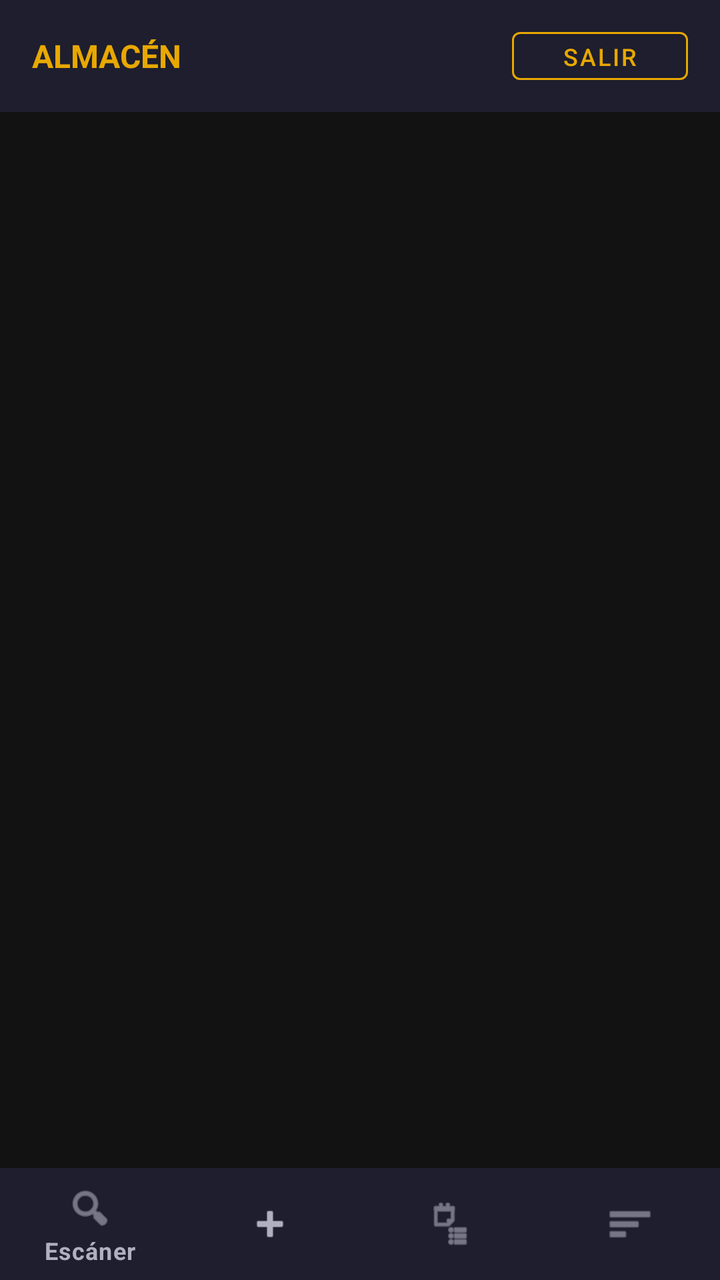
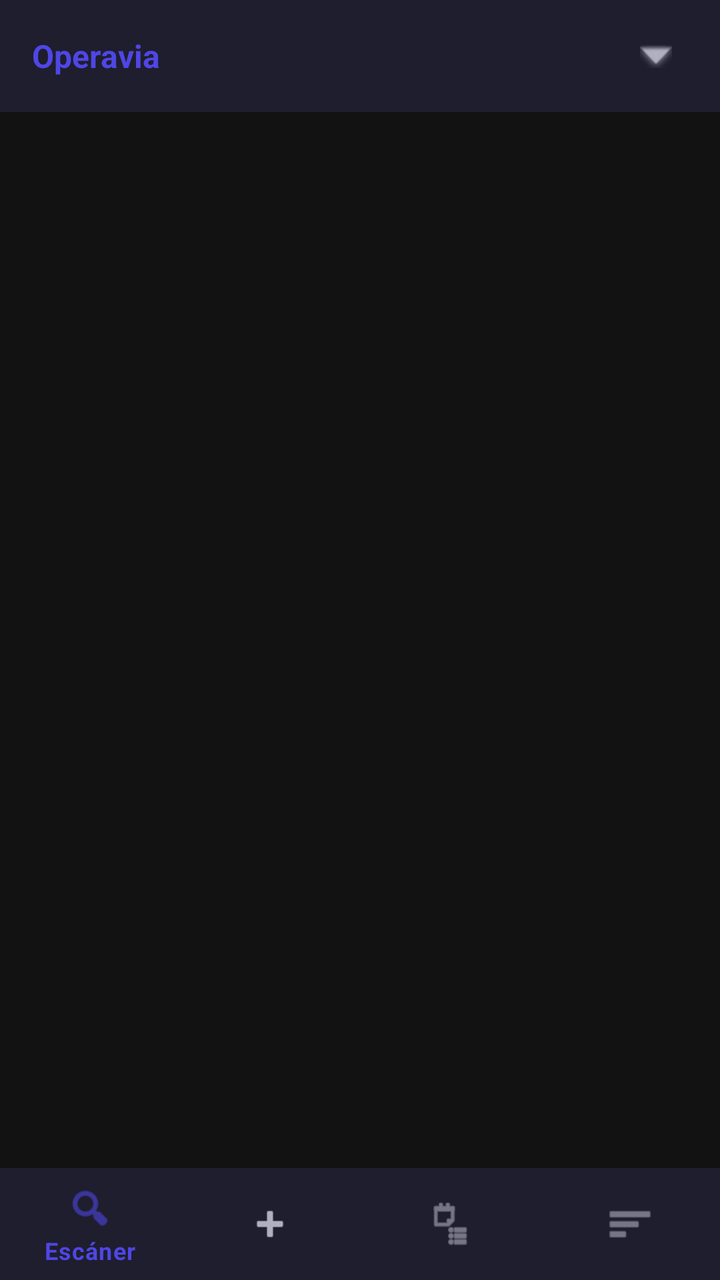

Screens rendered from an Android XML layout before and after an edit, with the pre-edit source and the edit as a unified diff.
<!-- AndroidManifest.xml: application theme Theme.AlmacenPDA -->
<!-- res/layout/activity_main.xml -->
<?xml version="1.0" encoding="utf-8"?>
<LinearLayout xmlns:android="http://schemas.android.com/apk/res/android"
    xmlns:app="http://schemas.android.com/apk/res-auto"
    android:layout_width="match_parent" android:layout_height="match_parent"
    android:background="@color/bg_dark" android:orientation="vertical">

    
    <LinearLayout android:layout_width="match_parent" android:layout_height="56dp"
        android:background="@color/bg_surface" android:gravity="center_vertical"
        android:paddingHorizontal="16dp" android:orientation="horizontal">
        <TextView android:layout_width="0dp" android:layout_height="wrap_content"
            android:layout_weight="1" android:text="ALMACÉN"
            android:textColor="@color/accent" android:textSize="16sp" android:textStyle="bold"/>
        <TextView android:id="@+id/tvUserName"
            android:layout_width="wrap_content" android:layout_height="wrap_content"
            android:textColor="@color/text_secondary" android:textSize="13sp"
            android:layout_marginEnd="12dp"/>
        <Button android:id="@+id/btnLogout"
            android:layout_width="wrap_content" android:layout_height="36dp"
            android:text="Salir" style="@style/BtnOutline" android:textSize="12sp"
            android:paddingHorizontal="12dp"/>
    </LinearLayout>

    
    <FrameLayout android:id="@+id/fragmentContainer"
        android:layout_width="match_parent" android:layout_height="0dp"
        android:layout_weight="1"/>

    
    <com.google.android.material.bottomnavigation.BottomNavigationView
        android:id="@+id/bottomNav"
        android:layout_width="match_parent" android:layout_height="wrap_content"
        android:background="@color/bg_surface"
        app:itemIconTint="@color/text_secondary"
        app:itemTextColor="@color/text_secondary"
        app:itemActiveIndicatorColor="@color/accent"
        app:menu="@menu/bottom_nav_menu"/>
</LinearLayout>
<!-- resources referenced by this layout -->
<resources>
  <color name="accent">#E8A800</color>
  <color name="bg_dark">#121212</color>
  <color name="bg_surface">#1E1E2E</color>
  <color name="text_secondary">#B0B0C0</color>
  <style name="BtnOutline" parent="Widget.MaterialComponents.Button.OutlinedButton">
          <item name="strokeColor">@color/accent</item>
          <item name="android:textColor">@color/accent</item>
          <item name="android:textSize">14sp</item>
      </style>
  <style name="Theme.AlmacenPDA" parent="Theme.MaterialComponents.DayNight.NoActionBar">
          <item name="colorPrimary">@color/accent</item>
          <item name="colorPrimaryVariant">@color/accent_dark</item>
          <item name="colorOnPrimary">@color/bg_dark</item>
          <item name="colorSurface">@color/bg_surface</item>
          <item name="colorOnSurface">@color/text_primary</item>
          <item name="android:windowBackground">@color/bg_dark</item>
          <item name="android:statusBarColor">@color/bg_surface</item>
          <item name="android:navigationBarColor">@color/bg_surface</item>
          <item name="android:textColorPrimary">@color/text_primary</item>
          <item name="android:textColorSecondary">@color/text_secondary</item>
      </style>
  <color name="accent_dark">#C08800</color>
  <color name="text_primary">#FFFFFF</color>
</resources>

<!-- the commit's change to res/layout/activity_main.xml (unified diff, before → after) -->
@@ -9,16 +9,31 @@
         android:background="@color/bg_surface" android:gravity="center_vertical"
         android:paddingHorizontal="16dp" android:orientation="horizontal">
         <TextView android:layout_width="0dp" android:layout_height="wrap_content"
-            android:layout_weight="1" android:text="ALMACÉN"
-            android:textColor="@color/accent" android:textSize="16sp" android:textStyle="bold"/>
-        <TextView android:id="@+id/tvUserName"
-            android:layout_width="wrap_content" android:layout_height="wrap_content"
-            android:textColor="@color/text_secondary" android:textSize="13sp"
-            android:layout_marginEnd="12dp"/>
-        <Button android:id="@+id/btnLogout"
-            android:layout_width="wrap_content" android:layout_height="36dp"
-            android:text="Salir" style="@style/BtnOutline" android:textSize="12sp"
-            android:paddingHorizontal="12dp"/>
+            android:layout_weight="1" android:text="@string/app_name"
+            android:textColor="?attr/colorPrimary" android:textSize="16sp" android:textStyle="bold"/>
+
+        <LinearLayout
+            android:id="@+id/userProfileContainer"
+            android:layout_width="wrap_content"
+            android:layout_height="match_parent"
+            android:gravity="center_vertical"
+            android:paddingHorizontal="8dp"
+            android:clickable="true"
+            android:focusable="true"
+            android:background="?attr/selectableItemBackground">
+
+            <TextView android:id="@+id/tvUserName"
+                android:layout_width="wrap_content" android:layout_height="wrap_content"
+                android:textColor="@color/text_secondary" android:textSize="14sp" />
+
+            <ImageView
+                android:layout_width="16dp"
+                android:layout_height="16dp"
+                android:layout_marginStart="4dp"
+                android:src="@android:drawable/arrow_down_float"
+                android:contentDescription="@string/profile"
+                app:tint="@color/text_secondary" />
+        </LinearLayout>
     </LinearLayout>
 
     
@@ -31,8 +46,7 @@
         android:id="@+id/bottomNav"
         android:layout_width="match_parent" android:layout_height="wrap_content"
         android:background="@color/bg_surface"
-        app:itemIconTint="@color/text_secondary"
-        app:itemTextColor="@color/text_secondary"
-        app:itemActiveIndicatorColor="@color/accent"
+        app:itemIconTint="@color/nav_item_color"
+        app:itemTextColor="@color/nav_item_color"
         app:menu="@menu/bottom_nav_menu"/>
 </LinearLayout>
<!-- resource entries referenced after the edit -->
@@ -1,17 +1,16 @@
 <!-- resources referenced by this layout -->
 <resources>
-  <color name="accent">#E8A800</color>
   <color name="bg_dark">#121212</color>
   <color name="bg_surface">#1E1E2E</color>
   <color name="text_secondary">#B0B0C0</color>
-  <style name="BtnOutline" parent="Widget.MaterialComponents.Button.OutlinedButton">
-          <item name="strokeColor">@color/accent</item>
-          <item name="android:textColor">@color/accent</item>
-          <item name="android:textSize">14sp</item>
+  <string name="app_name">Operavia</string>
+  <string name="profile">Perfil</string>
+  <style name="Theme.AlmacenPDA" parent="Theme.AlmacenPDA.Azul" />
+  <style name="Theme.AlmacenPDA.Azul" parent="Base.Theme.AlmacenPDA">
+          <item name="colorPrimary">@color/style_azul</item>
+          <item name="colorPrimaryVariant">@color/style_azul</item>
       </style>
-  <style name="Theme.AlmacenPDA" parent="Theme.MaterialComponents.DayNight.NoActionBar">
-          <item name="colorPrimary">@color/accent</item>
-          <item name="colorPrimaryVariant">@color/accent_dark</item>
+  <style name="Base.Theme.AlmacenPDA" parent="Theme.MaterialComponents.DayNight.NoActionBar">
           <item name="colorOnPrimary">@color/bg_dark</item>
           <item name="colorSurface">@color/bg_surface</item>
           <item name="colorOnSurface">@color/text_primary</item>
@@ -20,8 +19,31 @@
           <item name="android:navigationBarColor">@color/bg_surface</item>
           <item name="android:textColorPrimary">@color/text_primary</item>
           <item name="android:textColorSecondary">@color/text_secondary</item>
+  
+          
+          <item name="android:popupMenuStyle">@style/CustomPopupMenu</item>
+          <item name="android:dialogTheme">@style/CustomDialogTheme</item>
+          <item name="alertDialogTheme">@style/CustomDialogTheme</item>
+          <item name="android:dropDownListViewStyle">@style/CustomDropDownListView</item>
       </style>
-  <color name="accent_dark">#C08800</color>
+  <color name="style_azul">#4f46e5</color>
   <color name="text_primary">#FFFFFF</color>
+  <style name="CustomPopupMenu" parent="Widget.MaterialComponents.PopupMenu">
+          <item name="android:popupBackground">@color/bg_surface</item>
+          <item name="android:textColor">@color/text_primary</item>
+      </style>
+  <style name="CustomDialogTheme" parent="Theme.MaterialComponents.DayNight.Dialog.Alert">
+          <item name="android:windowBackground">@android:color/transparent</item>
+          <item name="colorSurface">@color/bg_surface</item>
+          <item name="colorPrimary">?attr/colorPrimary</item>
+          <item name="colorAccent">?attr/colorPrimary</item>
+          <item name="android:textColorPrimary">@color/text_primary</item>
+          <item name="android:textColorSecondary">@color/text_secondary</item>
+      </style>
+  <style name="CustomDropDownListView" parent="Widget.AppCompat.ListView.DropDown">
+          <item name="android:background">@color/bg_surface</item>
+          <item name="android:divider">@color/divider</item>
+      </style>
+  <color name="divider">#2E2E4E</color>
 </resources>
 
